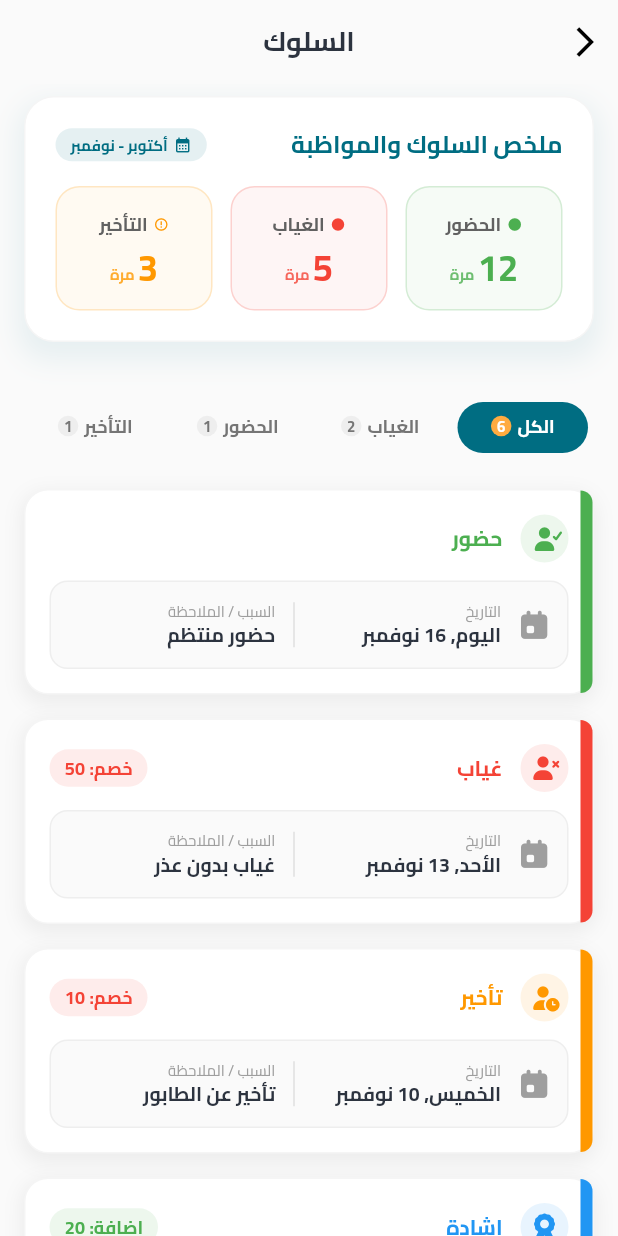
After one commit to blackfalc0ns/student_moazez, a Flutter app: the BehaviorScreen screen opened by its route, on a phone screen of 412 x 824 dp. The commit adds this screen. Run offline on Flutter 3.47's test engine with Material 3 defaults, Android fonts, the phone set to English and light mode, and no system bars; our stand-ins replace cached_network_image, dio, flutter_bloc, flutter_image_compress, flutter_secure_storage, flutter_svg and 4 more; missing offline and left inert: dio_cache_interceptor, dio_cache_interceptor_hive_store, flutter_osm_plugin; accounts and stored records are empty.

Commit message:
add behvoir feature

```diff
--- a/lib/core/utils/helper/on_genrated_routes.dart
+++ b/lib/core/utils/helper/on_genrated_routes.dart
@@ -2,11 +2,13 @@ import 'package:flutter/material.dart';
 import '../../../features/home/presentation/pages/home_screen.dart';
 import '../../../features/subjects/presentation/pages/subjects_screen.dart';
 import '../../../features/homeworks/presentation/pages/homeworks_screen.dart';
+import '../../../features/behavior/presentation/pages/behavior_screen.dart';
 
 class Routes {
   static const String home = '/';
   static const String subjects = '/subjects';
   static const String homeworks = '/homeworks';
+  static const String behavior = '/behavior';
 }
 
 class OnGeneratedRoutes {
@@ -30,6 +32,12 @@ class OnGeneratedRoutes {
           settings: settings,
         );
 
+      case Routes.behavior:
+        return MaterialPageRoute(
+          builder: (_) => const BehaviorScreen(),
+          settings: settings,
+        );
+
       default:
         return MaterialPageRoute(
           builder: (_) =>
--- /dev/null
+++ b/lib/features/behavior/data/models/behavior_model.dart
@@ -0,0 +1,69 @@
+import 'package:flutter/material.dart';
+import 'package:font_awesome_flutter/font_awesome_flutter.dart';
+
+enum BehaviorType { attendance, absence, lateness, positive, negative }
+
+extension BehaviorTypeExtension on BehaviorType {
+  String get name {
+    switch (this) {
+      case BehaviorType.attendance:
+        return 'حضور';
+      case BehaviorType.absence:
+        return 'غياب';
+      case BehaviorType.lateness:
+        return 'تأخير';
+      case BehaviorType.positive:
+        return 'إشادة';
+      case BehaviorType.negative:
+        return 'مخالفة';
+    }
+  }
+
+  Color get color {
+    switch (this) {
+      case BehaviorType.attendance:
+        return Colors.green;
+      case BehaviorType.absence:
+        return Colors.red;
+      case BehaviorType.lateness:
+        return Colors.orange;
+      case BehaviorType.positive:
+        return Colors.blue;
+      case BehaviorType.negative:
+        return Colors.redAccent;
+    }
+  }
+
+  IconData get icon {
+    switch (this) {
+      case BehaviorType.attendance:
+        return FontAwesomeIcons.userCheck;
+      case BehaviorType.absence:
+        return FontAwesomeIcons.userXmark;
+      case BehaviorType.lateness:
+        return FontAwesomeIcons.userClock;
+      case BehaviorType.positive:
+        return FontAwesomeIcons.award;
+      case BehaviorType.negative:
+        return FontAwesomeIcons.triangleExclamation;
+    }
+  }
+}
+
+class BehaviorRecord {
+  final String id;
+  final BehaviorType type;
+  final String title;
+  final String date;
+  final int points;
+  final String? note;
+
+  BehaviorRecord({
+    required this.id,
+    required this.type,
+    required this.title,
+    required this.date,
+    required this.points,
+    this.note,
+  });
+}
--- /dev/null
+++ b/lib/features/behavior/presentation/pages/behavior_screen.dart
@@ -0,0 +1,170 @@
+import 'package:flutter/material.dart';
+import '../../../../core/utils/common/custom_app_bar.dart';
+import '../../../../core/utils/animations/scroll_animation_widget.dart';
+import '../../data/models/behavior_model.dart';
+import '../widgets/behavior_summary_widget.dart';
+import '../widgets/behavior_record_card_widget.dart';
+import '../widgets/behavior_tabs_widget.dart';
+
+class BehaviorScreen extends StatefulWidget {
+  const BehaviorScreen({super.key});
+
+  @override
+  State<BehaviorScreen> createState() => _BehaviorScreenState();
+}
+
+class _BehaviorScreenState extends State<BehaviorScreen>
+    with SingleTickerProviderStateMixin {
+  late TabController _tabController;
+
+  final List<BehaviorRecord> _dummyRecords = [
+    BehaviorRecord(
+      id: '1',
+      type: BehaviorType.attendance,
+      title: 'حضور منتظم',
+      date: 'اليوم, 16 نوفمبر',
+      points: 0,
+      note: 'تم تسجيل الحضور في الموعد.',
+    ),
+    BehaviorRecord(
+      id: '2',
+      type: BehaviorType.absence,
+      title: 'غياب بدون عذر',
+      date: 'الأحد, 13 نوفمبر',
+      points: -50,
+      note: 'تم الخصم بسبب الغياب دون إذن مسبق.',
+    ),
+    BehaviorRecord(
+      id: '3',
+      type: BehaviorType.lateness,
+      title: 'تأخير عن الطابور',
+      date: 'الخميس, 10 نوفمبر',
+      points: -10,
+    ),
+    BehaviorRecord(
+      id: '4',
+      type: BehaviorType.positive,
+      title: 'مشاركة متميزة بالصف',
+      date: 'الثلاثاء, 8 نوفمبر',
+      points: 20,
+    ),
+    BehaviorRecord(
+      id: '5',
+      type: BehaviorType.negative,
+      title: 'إحداث فوضى بالممر',
+      date: 'الإثنين, 7 نوفمبر',
+      points: -30,
+    ),
+    BehaviorRecord(
+      id: '6',
+      type: BehaviorType.absence,
+      title: 'غياب',
+      date: 'أكتوبر, 27 أكتوبر',
+      points: -50,
+    ),
+  ];
+
+  @override
+  void initState() {
+    super.initState();
+    _tabController = TabController(length: 4, vsync: this);
+  }
+
+  @override
+  void dispose() {
+    _tabController.dispose();
+    super.dispose();
+  }
+
+  List<BehaviorRecord> get _filteredRecords {
+    switch (_tabController.index) {
+      case 0:
+        return _dummyRecords;
+      case 1:
+        return _dummyRecords
+            .where((r) => r.type == BehaviorType.absence)
+            .toList();
+      case 2:
+        return _dummyRecords
+            .where((r) => r.type == BehaviorType.attendance)
+            .toList();
+      case 3:
+        return _dummyRecords
+            .where((r) => r.type == BehaviorType.lateness)
+            .toList();
+      default:
+        return _dummyRecords;
+    }
+  }
+
+  int _countType(BehaviorType type) {
+    return _dummyRecords.where((r) => r.type == type).length;
+  }
+
+  @override
+  Widget build(BuildContext context) {
+    return Scaffold(
+      backgroundColor: Colors.grey[50],
+      appBar: const CustomAppBar(title: 'السلوك'),
+      body: CustomScrollView(
+        slivers: [
+          SliverToBoxAdapter(
+            child: ScrollAnimationWidget(
+              animationType: AnimationType.fadeSlideDown,
+              child: Padding(
+                padding: const EdgeInsets.symmetric(
+                  horizontal: 16.0,
+                  vertical: 8.0,
+                ),
+                child: BehaviorSummaryWidget(
+                  attendanceCount:
+                      _countType(BehaviorType.attendance) +
+                      11, // Dummy data to match UI
+                  absenceCount: _countType(BehaviorType.absence) + 3,
+                  latenessCount: _countType(BehaviorType.lateness) + 2,
+                ),
+              ),
+            ),
+          ),
+          SliverToBoxAdapter(
+            child: ScrollAnimationWidget(
+              child: AnimatedBuilder(
+                animation: _tabController,
+                builder: (context, _) {
+                  return BehaviorTabsWidget(
+                    tabController: _tabController,
+                    totalCount: _dummyRecords.length,
+                    attendanceCount: _countType(BehaviorType.attendance),
+                    absenceCount: _countType(BehaviorType.absence),
+                    latenessCount: _countType(BehaviorType.lateness),
+                  );
+                },
+              ),
+            ),
+          ),
+          AnimatedBuilder(
+            animation: _tabController,
+            builder: (context, _) {
+              final items = _filteredRecords;
+              return SliverPadding(
+                padding: const EdgeInsets.symmetric(
+                  horizontal: 16,
+                  vertical: 16,
+                ),
+                sliver: SliverList(
+                  delegate: SliverChildBuilderDelegate((context, index) {
+                    return ScrollAnimationWidget(
+                      animationType: AnimationType.fadeSlideUp,
+                      delay: 100 + (index * 50),
+                      child: BehaviorRecordCardWidget(record: items[index]),
+                    );
+                  }, childCount: items.length),
+                ),
+              );
+            },
+          ),
+        ],
+      ),
+    );
+  }
+}
--- /dev/null
+++ b/lib/features/behavior/presentation/widgets/behavior_record_card_widget.dart
@@ -0,0 +1,191 @@
+import 'package:flutter/material.dart';
+import '../../../../core/utils/theme/app_colors.dart';
+import '../../data/models/behavior_model.dart';
+import 'package:font_awesome_flutter/font_awesome_flutter.dart';
+
+class BehaviorRecordCardWidget extends StatelessWidget {
+  final BehaviorRecord record;
+
+  const BehaviorRecordCardWidget({super.key, required this.record});
+
+  @override
+  Widget build(BuildContext context) {
+    bool isPositive =
+        record.points >= 0 &&
+        record.type != BehaviorType.absence &&
+        record.type != BehaviorType.lateness &&
+        record.type != BehaviorType.negative;
+    bool isNeutral = record.type == BehaviorType.attendance;
+
+    Color pointColor = isNeutral
+        ? AppColors.primary
+        : (isPositive ? Colors.green : Colors.red);
+
+    return Container(
+      margin: const EdgeInsets.only(bottom: 16),
+      decoration: BoxDecoration(
+        color: Colors.white,
+        borderRadius: BorderRadius.circular(16),
+        boxShadow: [
+          BoxShadow(
+            color: Colors.grey.withOpacity(0.15),
+            spreadRadius: 2,
+            blurRadius: 10,
+            offset: const Offset(0, 4),
+          ),
+        ],
+        border: Border.all(color: Colors.grey[100]!),
+      ),
+      child: Stack(
+        children: [
+          // Left accent bar
+          Positioned(
+            right: 0,
+            top: 0,
+            bottom: 0,
+            child: Container(
+              width: 8,
+              decoration: BoxDecoration(
+                color: record.type.color,
+                borderRadius: const BorderRadius.only(
+                  topRight: Radius.circular(16),
+                  bottomRight: Radius.circular(16),
+                ),
+              ),
+            ),
+          ),
+          Padding(
+            padding: const EdgeInsets.all(16.0),
+            child: Column(
+              crossAxisAlignment: CrossAxisAlignment.start,
+              children: [
+                Row(
+                  mainAxisAlignment: MainAxisAlignment.spaceBetween,
+                  children: [
+                    Row(
+                      children: [
+                        Container(
+                          padding: const EdgeInsets.all(8),
+                          decoration: BoxDecoration(
+                            color: record.type.color.withOpacity(0.1),
+                            shape: BoxShape.circle,
+                          ),
+                          child: Icon(
+                            record.type.icon,
+                            color: record.type.color,
+                            size: 16,
+                          ),
+                        ),
+                        const SizedBox(width: 12),
+                        Text(
+                          record.type.name,
+                          style: TextStyle(
+                            fontWeight: FontWeight.bold,
+                            fontSize: 14,
+                            color: record.type.color,
+                          ),
+                        ),
+                      ],
+                    ),
+                    if (!isNeutral)
+                      Container(
+                        padding: const EdgeInsets.symmetric(
+                          horizontal: 10,
+                          vertical: 4,
+                        ),
+                        decoration: BoxDecoration(
+                          color: pointColor.withOpacity(0.1),
+                          borderRadius: BorderRadius.circular(20),
+                        ),
+                        child: Text(
+                          '${isPositive ? "إضافة" : "خصم"}: ${record.points.abs()}',
+                          style: TextStyle(
+                            color: pointColor,
+                            fontWeight: FontWeight.bold,
+                            fontSize: 12,
+                          ),
+                        ),
+                      ),
+                  ],
+                ),
+                const SizedBox(height: 12),
+                Container(
+                  padding: const EdgeInsets.all(12),
+                  decoration: BoxDecoration(
+                    color: Colors.grey[50],
+                    borderRadius: BorderRadius.circular(12),
+                    border: Border.all(color: Colors.grey[200]!),
+                  ),
+                  child: Row(
+                    children: [
+                      const Icon(
+                        FontAwesomeIcons.calendarDay,
+                        size: 20,
+                        color: Colors.grey,
+                      ),
+                      const SizedBox(width: 12),
+                      Expanded(
+                        child: Column(
+                          crossAxisAlignment: CrossAxisAlignment.start,
+                          children: [
+                            Text(
+                              'التاريخ',
+                              style: TextStyle(
+                                fontSize: 10,
+                                color: Colors.grey[500],
+                              ),
+                            ),
+                            Text(
+                              record.date,
+                              style: const TextStyle(
+                                fontWeight: FontWeight.bold,
+                                fontSize: 13,
+                                color: AppColors.textPrimary,
+                              ),
+                            ),
+                          ],
+                        ),
+                      ),
+                      if (record.title.isNotEmpty) ...[
+                        Container(
+                          width: 1,
+                          height: 30,
+                          color: Colors.grey[300],
+                        ),
+                        const SizedBox(width: 12),
+                        Expanded(
+                          child: Column(
+                            crossAxisAlignment: CrossAxisAlignment.start,
+                            children: [
+                              Text(
+                                'السبب / الملاحظة',
+                                style: TextStyle(
+                                  fontSize: 10,
+                                  color: Colors.grey[500],
+                                ),
+                              ),
+                              Text(
+                                record.title,
+                                style: const TextStyle(
+                                  fontWeight: FontWeight.bold,
+                                  fontSize: 13,
+                                  color: AppColors.textPrimary,
+                                ),
+                                maxLines: 1,
+                                overflow: TextOverflow.ellipsis,
+                              ),
+                            ],
+                          ),
+                        ),
+                      ],
+                    ],
+                  ),
+                ),
+              ],
+            ),
+          ),
+        ],
+      ),
+    );
+  }
+}
--- /dev/null
+++ b/lib/features/behavior/presentation/widgets/behavior_summary_widget.dart
@@ -0,0 +1,170 @@
+import 'package:flutter/material.dart';
+import '../../../../core/utils/theme/app_colors.dart';
+
+class BehaviorSummaryWidget extends StatelessWidget {
+  final int attendanceCount;
+  final int absenceCount;
+  final int latenessCount;
+
+  const BehaviorSummaryWidget({
+    super.key,
+    required this.attendanceCount,
+    required this.absenceCount,
+    required this.latenessCount,
+  });
+
+  @override
+  Widget build(BuildContext context) {
+    return Container(
+      padding: const EdgeInsets.all(20),
+      margin: const EdgeInsets.only(bottom: 24),
+      decoration: BoxDecoration(
+        color: Colors.white,
+        borderRadius: BorderRadius.circular(20),
+        boxShadow: [
+          BoxShadow(
+            color: AppColors.primary.withOpacity(0.08),
+            spreadRadius: 4,
+            blurRadius: 15,
+            offset: const Offset(0, 8),
+          ),
+        ],
+        border: Border.all(color: Colors.grey[100]!),
+      ),
+      child: Column(
+        crossAxisAlignment: CrossAxisAlignment.start,
+        children: [
+          Row(
+            mainAxisAlignment: MainAxisAlignment.spaceBetween,
+            children: [
+              const Text(
+                'ملخص السلوك والمواظبة',
+                style: TextStyle(
+                  fontWeight: FontWeight.bold,
+                  fontSize: 16,
+                  color: AppColors.primary,
+                ),
+              ),
+              Container(
+                padding: const EdgeInsets.symmetric(
+                  horizontal: 10,
+                  vertical: 4,
+                ),
+                decoration: BoxDecoration(
+                  color: AppColors.primary.withOpacity(0.1),
+                  borderRadius: BorderRadius.circular(12),
+                ),
+                child: Row(
+                  children: [
+                    const Icon(
+                      Icons.calendar_month,
+                      size: 12,
+                      color: AppColors.primary,
+                    ),
+                    const SizedBox(width: 4),
+                    Text(
+                      'أكتوبر - نوفمبر',
+                      style: TextStyle(
+                        fontSize: 10,
+                        fontWeight: FontWeight.bold,
+                        color: AppColors.primary,
+                      ),
+                    ),
+                  ],
+                ),
+              ),
+            ],
+          ),
+          const SizedBox(height: 16),
+          Row(
+            children: [
+              Expanded(
+                child: _buildStatCard(
+                  'الحضور',
+                  attendanceCount,
+                  Colors.green,
+                  Icons.circle,
+                ),
+              ),
+              const SizedBox(width: 12),
+              Expanded(
+                child: _buildStatCard(
+                  'الغياب',
+                  absenceCount,
+                  Colors.red,
+                  Icons.circle,
+                ),
+              ),
+              const SizedBox(width: 12),
+              Expanded(
+                child: _buildStatCard(
+                  'التأخير',
+                  latenessCount,
+                  Colors.orange,
+                  Icons.error_outline,
+                ),
+              ),
+            ],
+          ),
+        ],
+      ),
+    );
+  }
+
+  Widget _buildStatCard(String title, int count, Color color, IconData icon) {
+    return Container(
+      padding: const EdgeInsets.symmetric(vertical: 16, horizontal: 8),
+      decoration: BoxDecoration(
+        color: color.withOpacity(0.05),
+        borderRadius: BorderRadius.circular(16),
+        border: Border.all(color: color.withOpacity(0.2)),
+      ),
+      child: Column(
+        mainAxisSize: MainAxisSize.min,
+        children: [
+          Row(
+            mainAxisAlignment: MainAxisAlignment.center,
+            children: [
+              Icon(icon, color: color, size: 10),
+              const SizedBox(width: 4),
+              Text(
+                title,
+                style: TextStyle(
+                  color: Colors.grey[700],
+                  fontSize: 12,
+                  fontWeight: FontWeight.bold,
+                ),
+              ),
+            ],
+          ),
+          const SizedBox(height: 8),
+          Row(
+            mainAxisAlignment: MainAxisAlignment.center,
+            crossAxisAlignment: CrossAxisAlignment.baseline,
+            textBaseline: TextBaseline.alphabetic,
+            children: [
+              Text(
+                '$count',
+                style: TextStyle(
+                  color: color,
+                  fontSize: 24,
+                  fontWeight: FontWeight.bold,
+                  height: 1,
+                ),
+              ),
+              const SizedBox(width: 2),
+              Text(
+                'مرة',
+                style: TextStyle(
+                  color: color.withOpacity(0.8),
+                  fontSize: 10,
+                  fontWeight: FontWeight.bold,
+                ),
+              ),
+            ],
+          ),
+        ],
+      ),
+    );
+  }
+}
--- /dev/null
+++ b/lib/features/behavior/presentation/widgets/behavior_tabs_widget.dart
@@ -0,0 +1,92 @@
+import 'package:flutter/material.dart';
+import '../../../../core/utils/theme/app_colors.dart';
+
+class BehaviorTabsWidget extends StatelessWidget {
+  final TabController tabController;
+  final int totalCount;
+  final int attendanceCount;
+  final int absenceCount;
+  final int latenessCount;
+
+  const BehaviorTabsWidget({
+    super.key,
+    required this.tabController,
+    required this.totalCount,
+    required this.attendanceCount,
+    required this.absenceCount,
+    required this.latenessCount,
+  });
+
+  @override
+  Widget build(BuildContext context) {
+    return Container(
+      padding: const EdgeInsets.symmetric(horizontal: 16, vertical: 8),
+      height: 50,
+      child: TabBar(
+        controller: tabController,
+        isScrollable: false,
+        padding: EdgeInsets.zero,
+        indicatorPadding: EdgeInsets.zero,
+        labelPadding: const EdgeInsets.symmetric(horizontal: 4),
+        indicator: BoxDecoration(
+          borderRadius: BorderRadius.circular(25),
+          color: AppColors.primary,
+        ),
+        labelColor: Colors.white,
+        unselectedLabelColor: Colors.grey[600],
+        dividerColor: Colors.transparent,
+        tabs: [
+          _buildTab('الكل', totalCount, 0),
+          _buildTab('الغياب', absenceCount, 1),
+          _buildTab('الحضور', attendanceCount, 2),
+          _buildTab('التأخير', latenessCount, 3),
+        ],
+      ),
+    );
+  }
+
+  Widget _buildTab(String title, int count, int index) {
+    final isSelected = tabController.index == index;
+    return Tab(
+      child: Center(
+        child: Row(
+          mainAxisSize: MainAxisSize.min,
+          mainAxisAlignment: MainAxisAlignment.center,
+          crossAxisAlignment: CrossAxisAlignment.center,
+          children: [
+            Flexible(
+              child: Text(
+                title,
+                textAlign: TextAlign.center,
+                style: const TextStyle(
+                  fontWeight: FontWeight.bold,
+                  fontFamily: 'Cairo',
+                  fontSize: 12,
+                ),
+                maxLines: 1,
+                overflow: TextOverflow.ellipsis,
+              ),
+            ),
+            const SizedBox(width: 4),
+            AnimatedContainer(
+              duration: const Duration(milliseconds: 300),
+              padding: const EdgeInsets.all(4),
+              decoration: BoxDecoration(
+                color: isSelected ? Colors.orangeAccent : Colors.grey[200],
+                shape: BoxShape.circle,
+              ),
+              child: Text(
+                '$count',
+                style: TextStyle(
+                  color: isSelected ? Colors.white : Colors.grey[600],
+                  fontSize: 10,
+                  fontWeight: FontWeight.bold,
+                ),
+              ),
+            ),
+          ],
+        ),
+      ),
+    );
+  }
+}
--- a/lib/features/home/presentation/widgets/quick_actions_widget.dart
+++ b/lib/features/home/presentation/widgets/quick_actions_widget.dart
@@ -34,6 +34,9 @@ class QuickActionsWidget extends StatelessWidget {
             imagePath: 'assets/images/behavior-icon.png',
             label: "السلوك",
             context: context,
+            onTap: () {
+              Navigator.pushNamed(context, '/behavior');
+            },
           ),
           _buildActionItem(
             imagePath: 'assets/images/grades-icon.png',
```
